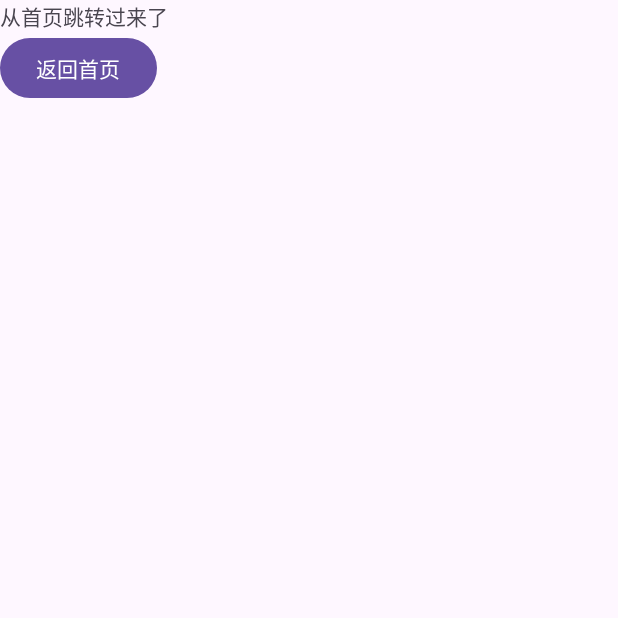
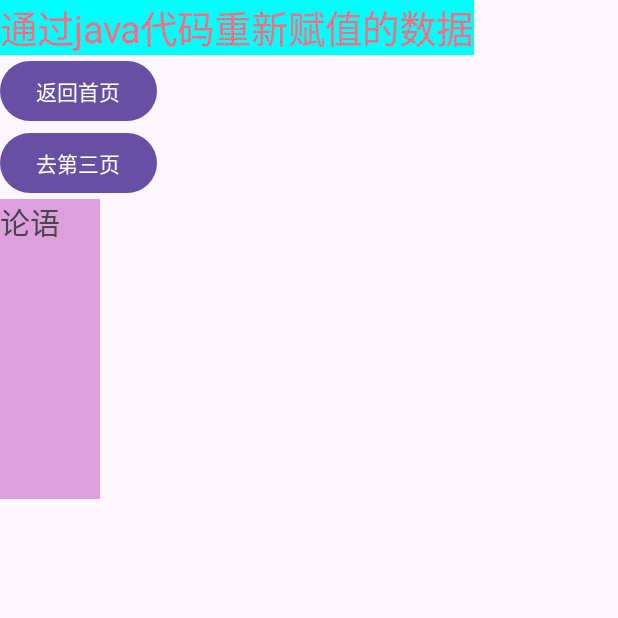
Before and after one commit to zhaodafei/temp_and, an Android app: the FooActivity screen opened directly, with no data from a screen before it, on a phone screen of 412 x 824 dp, the top half of it. Run offline under Robolectric (Android 15) with nearby library versions, the light colour scheme and no system bars.

Commit message:
常见布局

```diff
--- a/app/src/main/AndroidManifest.xml
+++ b/app/src/main/AndroidManifest.xml
@@ -25,6 +25,9 @@
         <!-- 我的第二个页面-->
         <activity android:name=".FooActivity" />
 
+        <!-- 我的第三个页面-->
+        <activity android:name=".BarActivity" />
+
     </application>
 
 </manifest>
--- a/app/src/main/java/com/fei/myfei/FooActivity.java
+++ b/app/src/main/java/com/fei/myfei/FooActivity.java
@@ -1,11 +1,16 @@
 package com.fei.myfei;
 
 import android.content.Intent;
+import android.graphics.Color;
 import android.os.Bundle;
 import android.view.View;
+import android.view.ViewGroup;
 import android.widget.Button;
+import android.widget.TextView;
 
 import androidx.appcompat.app.AppCompatActivity;
+
+import com.fei.myfei.utils.UnitUtils;
 
 public class FooActivity extends AppCompatActivity {
     @Override
@@ -14,7 +19,7 @@ public class FooActivity extends AppCompatActivity {
         super.onCreate(savedInstanceState);
         setContentView(R.layout.activity_foo);
 
-        // 返回按钮开始
+        // 01)返回按钮开始
         Button FooButton = findViewById(R.id.foo_button);
         FooButton.setOnClickListener(new View.OnClickListener(){
             @Override
@@ -24,5 +29,41 @@ public class FooActivity extends AppCompatActivity {
                 startActivity(intent);
             }
         });
+
+        // 01-2)去第三页按钮
+        Button FooButton2 = findViewById(R.id.foo_button2);
+        FooButton2.setOnClickListener(new View.OnClickListener(){
+            @Override
+            public void onClick(View view) {
+                Intent intent = new Intent();
+                intent.setClass(FooActivity.this, BarActivity.class);
+                startActivity(intent);
+            }
+        });
+
+        // 02)页面内容重新赋值
+        TextView fooText = findViewById(R.id.foo_text);
+        // fooText.setText("我是新的内容");
+        fooText.setText(R.string.foo_new_text1); // 设置文本内容
+        fooText.setTextSize(25);  // 设置字体大小(默认单位sp)
+
+        // 03) 文本颜色
+        // fooText.setTextColor(Color.RED); // 设置文本颜色
+        fooText.setTextColor(Color.parseColor("#FF6B81"));
+        // fooText.setTextColor(getResources().getColor(R.color.fei_watermelon));
+
+        // 03-2) 背景颜色
+        // fooText.setBackgroundColor(Color.parseColor("#00FFFF")); // 背景颜色
+        fooText.setBackgroundColor(getResources().getColor(R.color.fei_color_aqua)); // 背景颜色
+
+
+        // 04)设置宽高
+        TextView fooText02 = findViewById(R.id.foo_text02);
+        // 获取布局参数(含宽度和高度)
+        ViewGroup.LayoutParams params = fooText02.getLayoutParams();
+        // 修改布局参数中的宽度值,注意默认px单位,把db数值转为px数值
+        params.width = 100;
+        // params.width = UnitUtils.dip2px(this,300);
+        fooText02.setLayoutParams(params); // 设置布局参数
     }
 }
--- a/app/src/main/res/layout/activity_foo.xml
+++ b/app/src/main/res/layout/activity_foo.xml
@@ -4,14 +4,39 @@
     android:layout_height="match_parent"
     android:orientation="vertical">
 
+    <!--
+    文本使用
+     android:text="@string/foo_text1"   使用资源文件
+
+     颜色使用
+     android:textColor="#90EE90"    直接使用
+     android:textColor="@color/fei_watermelon"  使用资源文件
+     -->
     <TextView
+        android:id="@+id/foo_text"
         android:layout_width="wrap_content"
         android:layout_height="wrap_content"
-        android:text="@string/foo_text1"/>
+        android:text="@string/foo_text1"
+        android:textColor="#90EE90"
+        android:textSize="20sp" />
 
     <Button
         android:id="@+id/foo_button"
         android:layout_width="wrap_content"
         android:layout_height="wrap_content"
         android:text="返回首页"/>
+
+    <Button
+        android:id="@+id/foo_button2"
+        android:layout_width="wrap_content"
+        android:layout_height="wrap_content"
+        android:text="去第三页"/>
+
+    <TextView
+        android:id="@+id/foo_text02"
+        android:layout_width="200dp"
+        android:layout_height="200dp"
+        android:text="论语"
+        android:background="#dda0dd"
+        android:textSize="20sp" />
 </LinearLayout>
--- a/app/src/main/res/values/colors.xml
+++ b/app/src/main/res/values/colors.xml
@@ -2,4 +2,6 @@
 <resources>
     <color name="black">#FF000000</color>
     <color name="white">#FFFFFFFF</color>
+    <color name="fei_watermelon">#FF6B81</color>
+    <color name="fei_color_aqua">#00FFFF</color>
 </resources>
--- a/app/src/main/res/values/strings.xml
+++ b/app/src/main/res/values/strings.xml
@@ -1,4 +1,5 @@
 <resources>
     <string name="app_name">大飞秘籍</string>
     <string name="foo_text1">从首页跳转过来了</string>
+    <string name="foo_new_text1">通过java代码重新赋值的数据</string>
 </resources>
```
Also changed, not shown: app/src/main/java/com/fei/myfei/BarActivity.java (added, +14 -0 lines), app/src/main/java/com/fei/myfei/utils/DateUtils.java (added, +7 -0 lines), app/src/main/java/com/fei/myfei/utils/UnitUtils.java (added, +18 -0 lines), app/src/main/res/layout/activity_bar.xml (added, +316 -0 lines).
